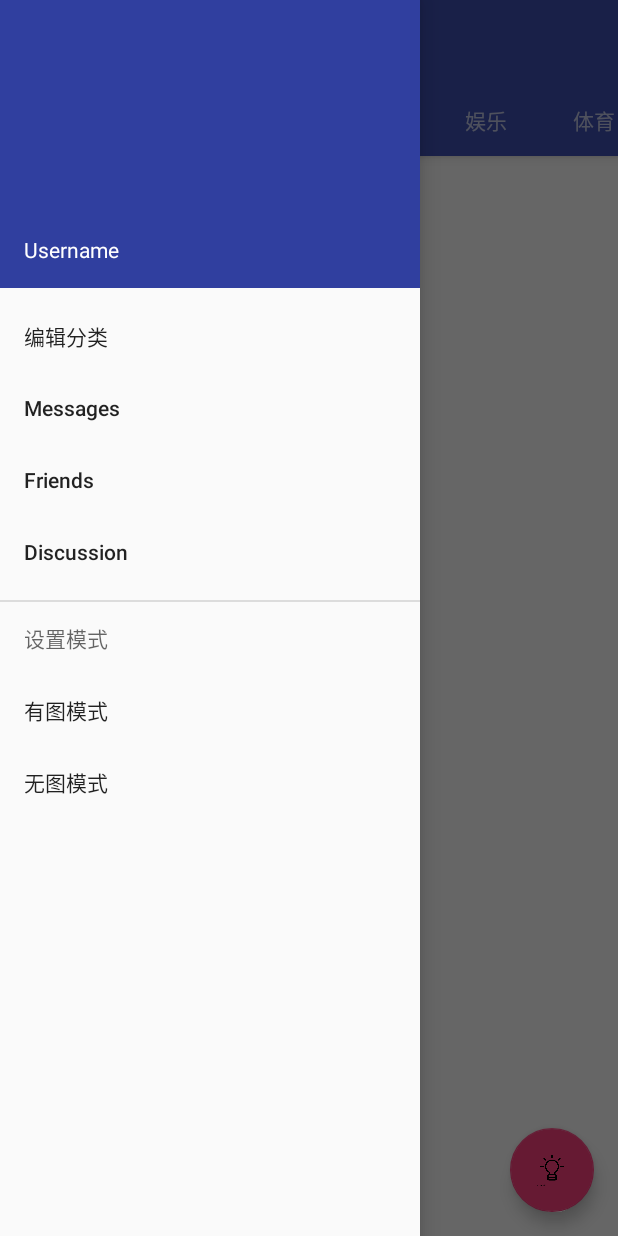
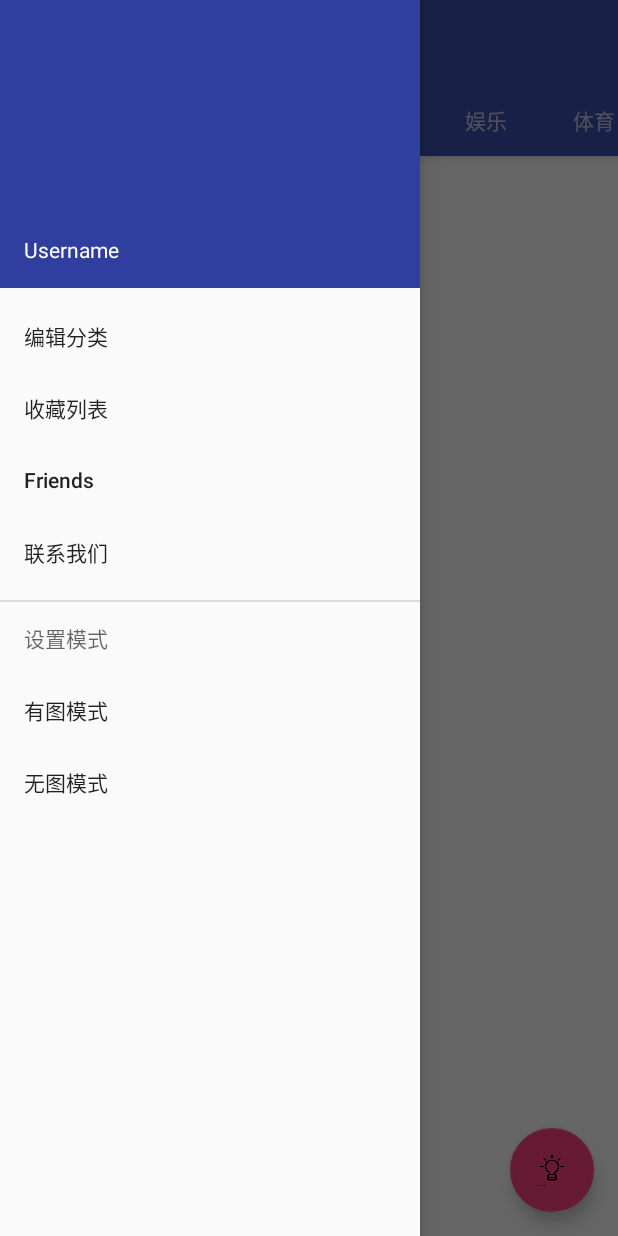
Before and after one commit to AokiReiko/Android-News-App, an Android app: the screen it shows after launch (ItemListActivity), with the side drawer open, on a phone screen of 412 x 824 dp. Run offline under Robolectric (Android 15) with nearby library versions, the light colour scheme and no system bars; libraries missing offline, so code that uses them is left out: com.tencent.mm; pictures from the network do not load.

Commit message:
toggle drawer

```diff
--- a/NewsBulletin/app/src/main/java/test/newsbulletin/ItemDetailFragment.java
+++ b/NewsBulletin/app/src/main/java/test/newsbulletin/ItemDetailFragment.java
@@ -105,6 +105,10 @@ public class ItemDetailFragment extends Fragment {
                             bitmap = BitmapFactory.decodeStream(is);
                             is.close();
                         }
+                        Message msg = new Message();
+                        msg.what = 1;
+
+                        mHandler.sendMessage(msg);
 
                     } catch (Exception e) {e.printStackTrace();}
                 }
--- a/NewsBulletin/app/src/main/java/test/newsbulletin/ItemListActivity.java
+++ b/NewsBulletin/app/src/main/java/test/newsbulletin/ItemListActivity.java
@@ -21,6 +21,7 @@ import android.support.v4.view.GravityCompat;
 import android.support.v4.view.ViewPager;
 import android.support.v4.widget.DrawerLayout;
 import android.support.v7.app.ActionBar;
+import android.support.v7.app.ActionBarDrawerToggle;
 import android.support.v7.app.AppCompatActivity;
 import android.support.v7.app.AppCompatDelegate;
 import android.support.v7.widget.LinearLayoutManager;
@@ -99,7 +100,6 @@ public class ItemListActivity extends AppCompatActivity
         data = (Data) getApplication();
         data.setTabChanged(true);
 
-        mDrawerLayout = (DrawerLayout) findViewById(R.id.drawer_layout);
         NavigationView navigationView = (NavigationView) findViewById(R.id.nav_view);
         if (navigationView != null) {
             setupDrawerContent(navigationView);
@@ -110,6 +110,10 @@ public class ItemListActivity extends AppCompatActivity
         toolbar.setTitle(getTitle());
 
         mDrawerLayout = (DrawerLayout) findViewById(R.id.drawer_layout);
+        ActionBarDrawerToggle toggle = new ActionBarDrawerToggle(this, mDrawerLayout, toolbar, R.string.action_edit, R.string.action_edit);
+        mDrawerLayout.addDrawerListener(toggle);
+        toggle.syncState();
+
         FloatingActionButton fab = (FloatingActionButton) findViewById(R.id.fab);
 
         buildTabList();
--- a/NewsBulletin/app/src/main/res/menu/drawer_menu.xml
+++ b/NewsBulletin/app/src/main/res/menu/drawer_menu.xml
@@ -7,13 +7,13 @@
             android:title="编辑分类" />
         <item
             android:id="@+id/nav_messages"
-            android:title="Messages" />
+            android:title="收藏列表" />
         <item
             android:id="@+id/nav_friends"
             android:title="Friends" />
         <item
             android:id="@+id/nav_discussion"
-            android:title="Discussion" />
+            android:title="联系我们" />
     </group>
 
     <item android:title="设置模式">
```
